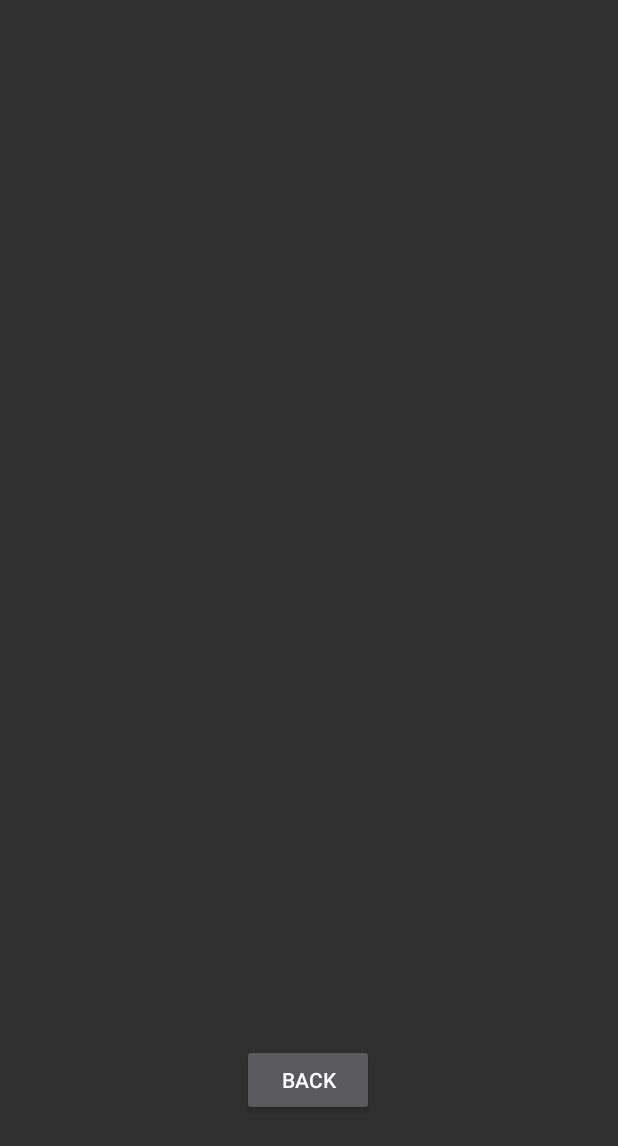
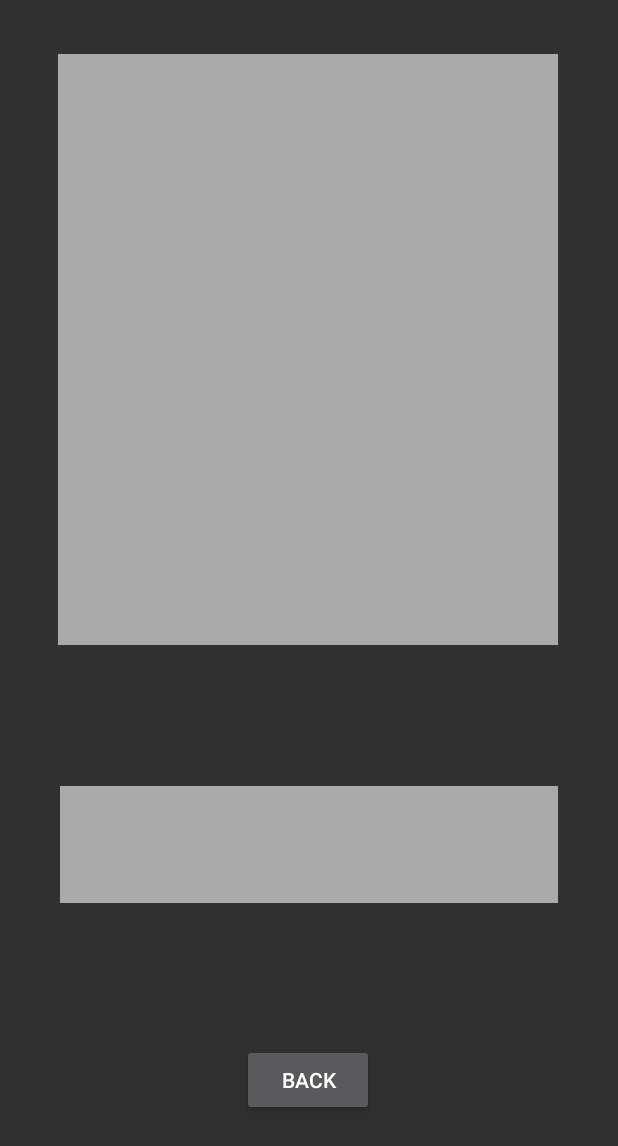
Before and after one commit to Charlie-sHub/Lit_Fits_Application, an Android app: the RecommendationActivity screen opened directly, with no data from a screen before it, on a phone screen of 412 x 824 dp. Shown: the top 1146 px of the screen. Run offline under Robolectric (Android 15) with nearby library versions, the phone set to English and light mode, and no system bars; libraries missing offline, so code that uses them is left out: retrofit2.converter.simplexml; 32 statements that could not run were skipped.

Commit message:
Initialized the Lists in the list classes

```diff
--- a/app/src/main/java/com/example/lit_fits_application/entities/Colors.java
+++ b/app/src/main/java/com/example/lit_fits_application/entities/Colors.java
@@ -3,12 +3,13 @@ package com.example.lit_fits_application.entities;
 import org.simpleframework.xml.ElementList;
 import org.simpleframework.xml.Root;
 
+import java.util.ArrayList;
 import java.util.List;
 
 @Root(name = "colors")
 public class Colors {
     @ElementList(data = false, empty = true, inline = true, name = "color", required = false)
-    private List<Color> colors;
+    private List<Color> colors = new ArrayList<>();
 
     public Colors() {
     }
--- a/app/src/main/java/com/example/lit_fits_application/entities/Companies.java
+++ b/app/src/main/java/com/example/lit_fits_application/entities/Companies.java
@@ -3,12 +3,13 @@ package com.example.lit_fits_application.entities;
 import org.simpleframework.xml.ElementList;
 import org.simpleframework.xml.Root;
 
+import java.util.ArrayList;
 import java.util.List;
 
 @Root(name = "companies")
 public class Companies {
     @ElementList(data = false, empty = true, inline = true, name = "company", required = false)
-    private List<Company> companies;
+    private List<Company> companies = new ArrayList<>();
 
     public Companies() {
     }
--- a/app/src/main/java/com/example/lit_fits_application/entities/Experts.java
+++ b/app/src/main/java/com/example/lit_fits_application/entities/Experts.java
@@ -4,12 +4,13 @@ import org.simpleframework.xml.ElementList;
 import org.simpleframework.xml.Root;
 
 import java.io.Serializable;
+import java.util.ArrayList;
 import java.util.List;
 
 @Root(name = "experts")
 public class Experts implements Serializable {
     @ElementList(data = false, empty = true, inline = true, name = "expert", required = false)
-    private List<FashionExpert> experts;
+    private List<FashionExpert> experts = new ArrayList<>();
 
     public Experts() {
     }
--- a/app/src/main/java/com/example/lit_fits_application/entities/Garments.java
+++ b/app/src/main/java/com/example/lit_fits_application/entities/Garments.java
@@ -3,12 +3,13 @@ package com.example.lit_fits_application.entities;
 import org.simpleframework.xml.ElementList;
 import org.simpleframework.xml.Root;
 
+import java.util.ArrayList;
 import java.util.List;
 
 @Root(name = "garments")
 public class Garments {
     @ElementList(data = false, empty = true, inline = true, name = "garment", required = false)
-    private List<Garment> experts;
+    private List<Garment> experts = new ArrayList<>();
 
     public Garments() {
     }
--- a/app/src/main/java/com/example/lit_fits_application/entities/Materials.java
+++ b/app/src/main/java/com/example/lit_fits_application/entities/Materials.java
@@ -3,12 +3,13 @@ package com.example.lit_fits_application.entities;
 import org.simpleframework.xml.ElementList;
 import org.simpleframework.xml.Root;
 
+import java.util.ArrayList;
 import java.util.List;
 
 @Root(name = "materials")
 public class Materials {
     @ElementList(data = false, empty = true, inline = true, name = "material", required = false)
-    private List<Material> materials;
+    private List<Material> materials = new ArrayList<>();
 
     public Materials() {
     }
--- a/app/src/main/java/com/example/lit_fits_application/entities/Users.java
+++ b/app/src/main/java/com/example/lit_fits_application/entities/Users.java
@@ -4,12 +4,13 @@ import org.simpleframework.xml.ElementList;
 import org.simpleframework.xml.Root;
 
 import java.io.Serializable;
+import java.util.ArrayList;
 import java.util.List;
 
 @Root(name = "users")
 public class Users implements Serializable {
     @ElementList(data = false, empty = true, inline = true, name = "user", required = false)
-    private List<User> users;
+    private List<User> users = new ArrayList<>();
 
     public Users() {
     }
--- a/app/src/main/res/layout/activity_recommendation.xml
+++ b/app/src/main/res/layout/activity_recommendation.xml
@@ -22,17 +22,21 @@
         android:layout_width="333dp"
         android:layout_height="394dp"
         android:layout_marginTop="36dp"
+        android:background="@android:color/darker_gray"
         app:layout_constraintEnd_toEndOf="parent"
         app:layout_constraintHorizontal_bias="0.494"
         app:layout_constraintStart_toStartOf="parent"
-        app:layout_constraintTop_toTopOf="parent"/>
+        app:layout_constraintTop_toTopOf="parent" />
 
     <TableRow
         android:id="@+id/tableRowToBuy"
         android:layout_width="332dp"
         android:layout_height="78dp"
+        android:background="@android:color/darker_gray"
+        android:backgroundTint="@android:color/darker_gray"
         app:layout_constraintBottom_toTopOf="@+id/buttonGoBack"
         app:layout_constraintEnd_toEndOf="parent"
         app:layout_constraintStart_toStartOf="parent"
-        app:layout_constraintTop_toBottomOf="@+id/tableRecommendations"/>
+        app:layout_constraintTop_toBottomOf="@+id/tableRecommendations" />
+
 </androidx.constraintlayout.widget.ConstraintLayout>
```
Also changed, not shown: app/src/main/java/com/example/lit_fits_application/activities/LoginActivity.java (+4 -5 lines).
